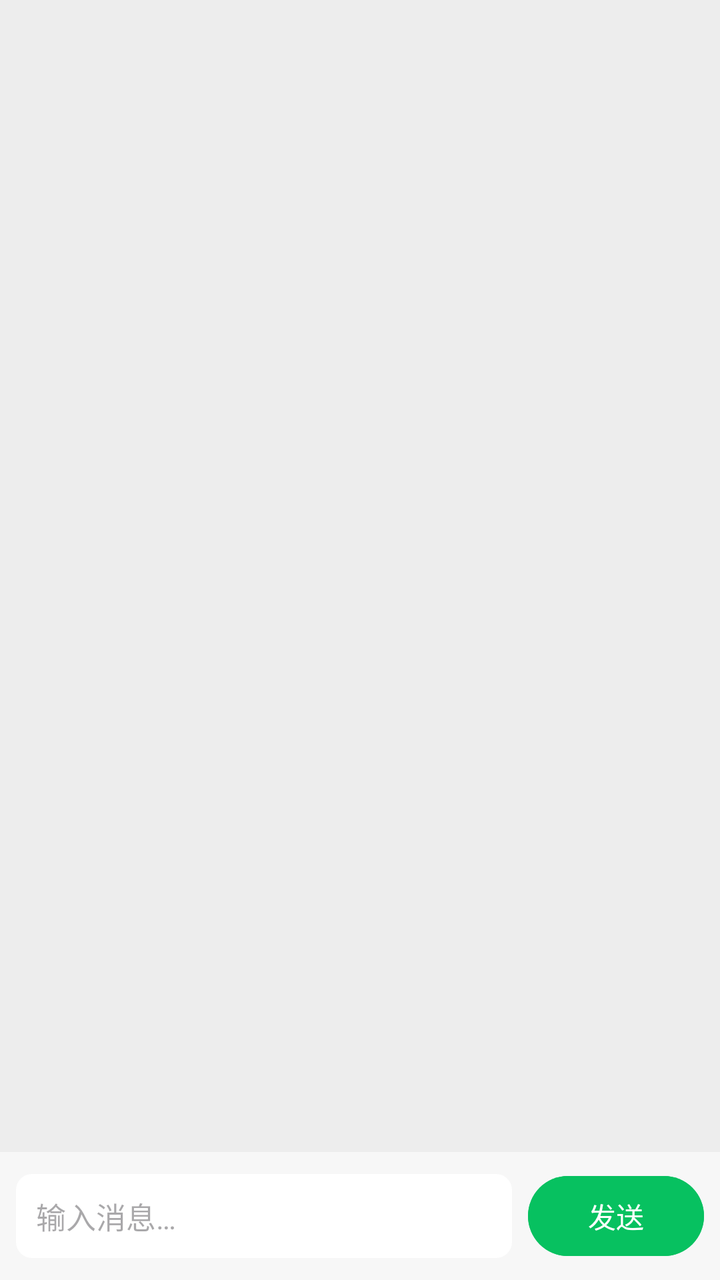
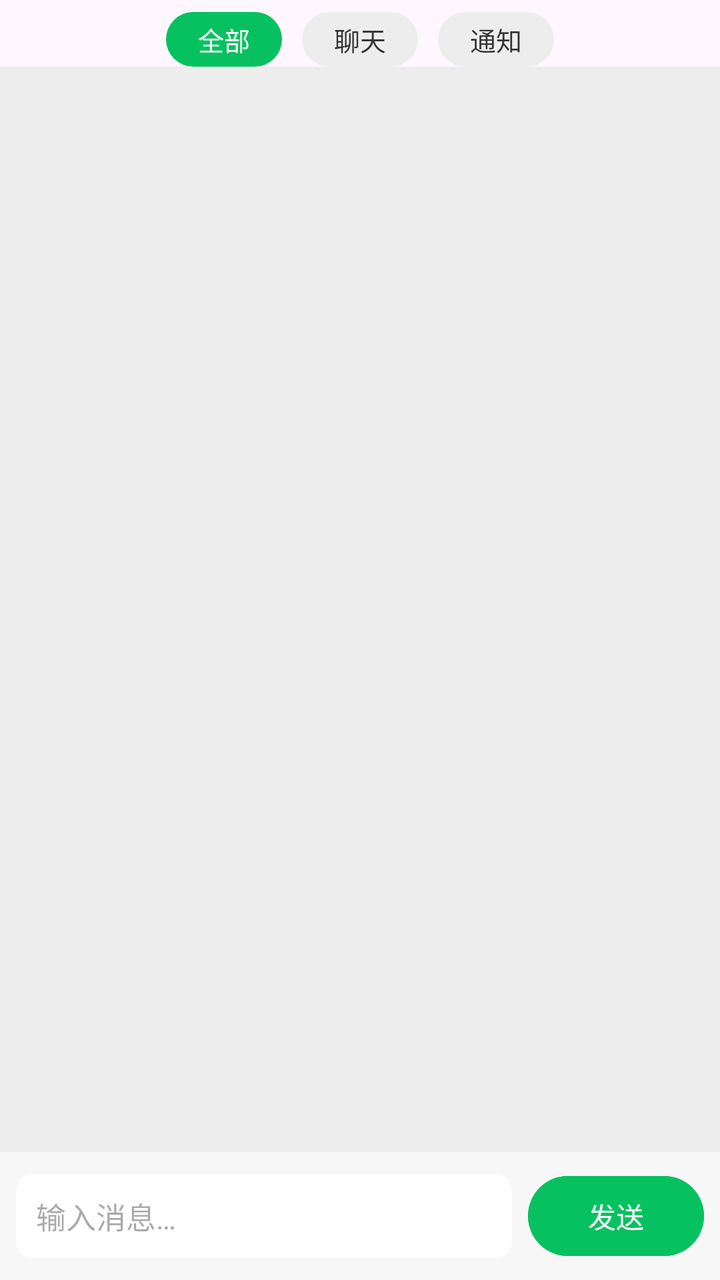

Compare the two renders of this Android layout. The source of the first and the diff that turns it into the second are given below.
<!-- AndroidManifest.xml: application theme Theme.PairSync -->
<!-- res/layout/activity_chat.xml -->
<?xml version="1.0" encoding="utf-8"?>
<LinearLayout xmlns:android="http://schemas.android.com/apk/res/android"
    android:layout_width="match_parent"
    android:layout_height="match_parent"
    android:orientation="vertical">

    <FrameLayout
        android:layout_width="match_parent"
        android:layout_height="0dp"
        android:layout_weight="1">

        <ListView
            android:id="@+id/listBubbles"
            android:layout_width="match_parent"
            android:layout_height="match_parent"
            android:background="#EDEDED"
            android:divider="@null"
            android:dividerHeight="0dp" />

        <TextView
            android:id="@+id/tvChatState"
            android:layout_width="wrap_content"
            android:layout_height="wrap_content"
            android:layout_gravity="top|center_horizontal"
            android:layout_marginTop="8dp"
            android:background="#AA333333"
            android:padding="6dp"
            android:textColor="#FFFFFF"
            android:textSize="11sp"
            android:visibility="gone" />
    </FrameLayout>

    <LinearLayout
        android:layout_width="match_parent"
        android:layout_height="wrap_content"
        android:background="#F7F7F7"
        android:gravity="center_vertical"
        android:orientation="horizontal"
        android:padding="8dp">

        <EditText
            android:id="@+id/etChatInput"
            android:layout_width="0dp"
            android:layout_height="wrap_content"
            android:layout_weight="1"
            android:background="@drawable/bg_bubble_in"
            android:hint="输入消息…"
            android:inputType="text"
            android:maxLines="4"
            android:padding="10dp"
            android:textSize="15sp" />

        <Button
            android:id="@+id/btnChatSend"
            android:layout_width="wrap_content"
            android:layout_height="wrap_content"
            android:layout_marginStart="8dp"
            android:backgroundTint="#07C160"
            android:text="发送"
            android:textColor="#FFFFFF" />
    </LinearLayout>
</LinearLayout>
<!-- resources referenced by this layout -->
<resources>
  <!-- drawable bg_bubble_in (drawable) -->
  <?xml version="1.0" encoding="utf-8"?>
  <shape xmlns:android="http://schemas.android.com/apk/res/android"
      android:shape="rectangle">
      <solid android:color="#FFFFFF" />
      <corners android:radius="8dp" />
  </shape>
  <style name="Theme.PairSync" parent="Theme.Material3.DayNight.NoActionBar">
          <item name="colorPrimary">@color/brand</item>
          <item name="android:statusBarColor">@color/brand</item>
      </style>
  <color name="brand">#3F51B5</color>
</resources>

<!-- the commit's change to res/layout/activity_chat.xml (unified diff, before → after) -->
@@ -3,6 +3,55 @@
     android:layout_width="match_parent"
     android:layout_height="match_parent"
     android:orientation="vertical">
+
+    <LinearLayout
+        android:layout_width="wrap_content"
+        android:layout_height="wrap_content"
+        android:layout_gravity="center_horizontal"
+        android:layout_marginTop="6dp"
+        android:orientation="horizontal">
+
+        <TextView
+            android:id="@+id/chipAll"
+            android:layout_width="wrap_content"
+            android:layout_height="wrap_content"
+            android:background="@drawable/bg_pill_on"
+            android:paddingStart="16dp"
+            android:paddingTop="4dp"
+            android:paddingEnd="16dp"
+            android:paddingBottom="4dp"
+            android:text="全部"
+            android:textColor="#FFFFFF"
+            android:textSize="13sp" />
+
+        <TextView
+            android:id="@+id/chipChat"
+            android:layout_width="wrap_content"
+            android:layout_height="wrap_content"
+            android:layout_marginStart="10dp"
+            android:background="@drawable/bg_pill_off"
+            android:paddingStart="16dp"
+            android:paddingTop="4dp"
+            android:paddingEnd="16dp"
+            android:paddingBottom="4dp"
+            android:text="聊天"
+            android:textColor="#333333"
+            android:textSize="13sp" />
+
+        <TextView
+            android:id="@+id/chipNotif"
+            android:layout_width="wrap_content"
+            android:layout_height="wrap_content"
+            android:layout_marginStart="10dp"
+            android:background="@drawable/bg_pill_off"
+            android:paddingStart="16dp"
+            android:paddingTop="4dp"
+            android:paddingEnd="16dp"
+            android:paddingBottom="4dp"
+            android:text="通知"
+            android:textColor="#333333"
+            android:textSize="13sp" />
+    </LinearLayout>
 
     <FrameLayout
         android:layout_width="match_parent"
<!-- resource entries referenced after the edit -->
@@ -7,6 +7,18 @@
       <solid android:color="#FFFFFF" />
       <corners android:radius="8dp" />
   </shape>
+  <!-- drawable bg_pill_off (drawable) -->
+  <?xml version="1.0" encoding="utf-8"?>
+  <shape xmlns:android="http://schemas.android.com/apk/res/android">
+      <corners android:radius="15dp" />
+      <solid android:color="#EDEDED" />
+  </shape>
+  <!-- drawable bg_pill_on (drawable) -->
+  <?xml version="1.0" encoding="utf-8"?>
+  <shape xmlns:android="http://schemas.android.com/apk/res/android">
+      <corners android:radius="15dp" />
+      <solid android:color="#07C160" />
+  </shape>
   <style name="Theme.PairSync" parent="Theme.Material3.DayNight.NoActionBar">
           <item name="colorPrimary">@color/brand</item>
           <item name="android:statusBarColor">@color/brand</item>
